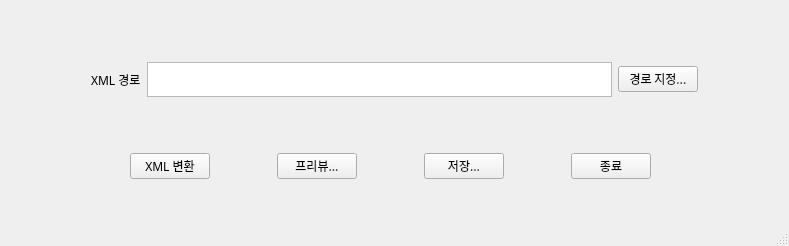
Jo-Eunsu/auto-funny-subtitle, file ui/main_window.ui: the form before one commit.
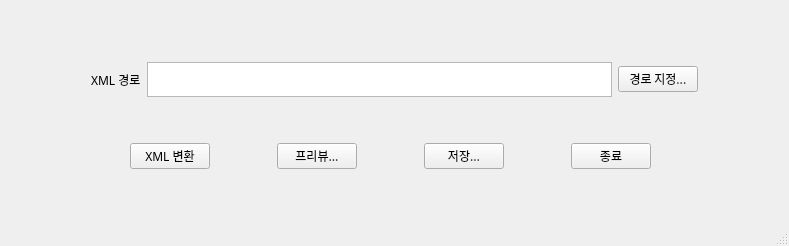
The form after the commit.

Commit message: gui python 파일 제작

Patch:
```diff
--- a/ui/main_window.ui
+++ b/ui/main_window.ui
@@ -77,7 +77,7 @@
     <property name="geometry">
      <rect>
       <x>130</x>
-      <y>150</y>
+      <y>140</y>
       <width>521</width>
       <height>32</height>
      </rect>
```
The commit also changes 3 other files.
